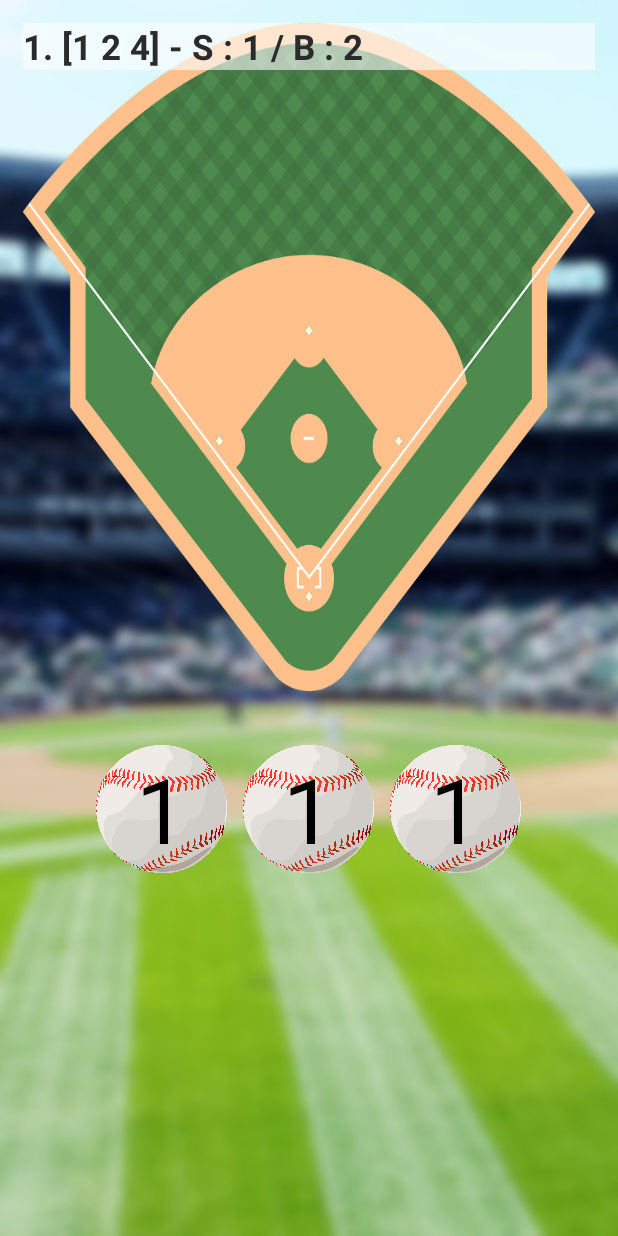
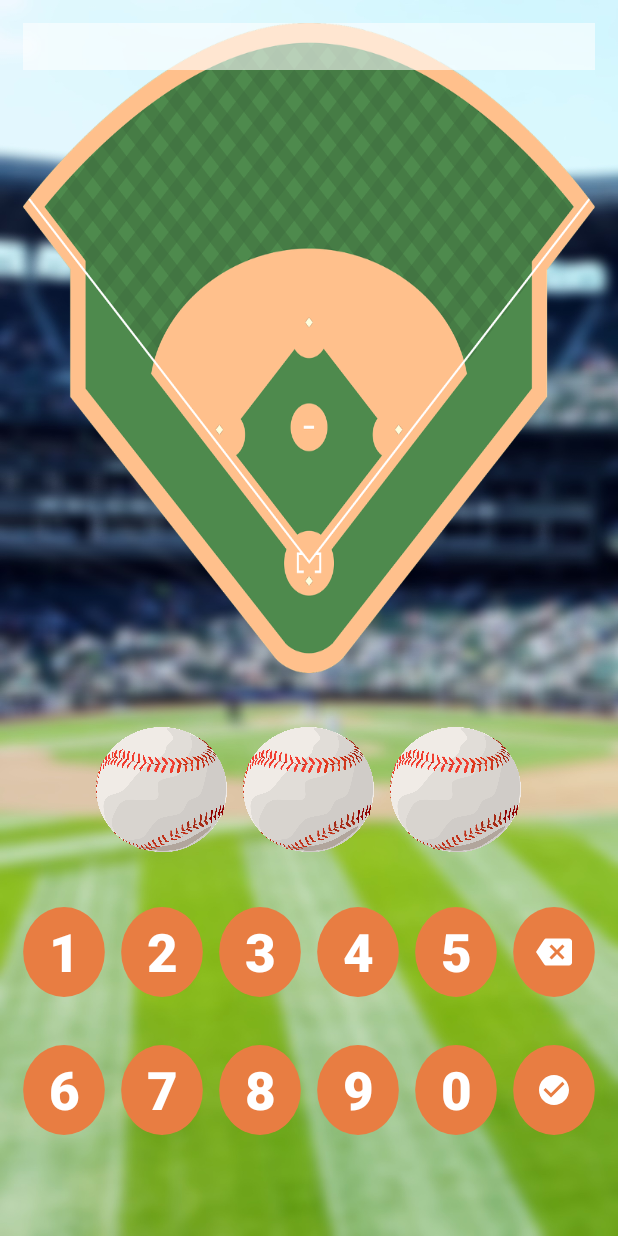
Before and after one commit to eunnyoung/java2_team3, an Android app: the screen it shows after launch (MainActivity), on a phone screen of 412 x 824 dp. Run offline under Robolectric (Android 15) with nearby library versions, the phone set to English and light mode, and no system bars.

Commit message:
ui 숫자판 완료

```diff
--- /dev/null
+++ b/numberbaseball/app/src/main/res/drawable/ic_backspace_black_24dp.xml
@@ -0,0 +1,5 @@
+<vector android:height="24dp" android:tint="#FFFFFF"
+    android:viewportHeight="24" android:viewportWidth="24"
+    android:width="24dp" xmlns:android="http://schemas.android.com/apk/res/android">
+    <path android:fillColor="@android:color/white" android:pathData="M22,3L7,3c-0.69,0 -1.23,0.35 -1.59,0.88L0,12l5.41,8.11c0.36,0.53 0.9,0.89 1.59,0.89h15c1.1,0 2,-0.9 2,-2L24,5c0,-1.1 -0.9,-2 -2,-2zM19,15.59L17.59,17 14,13.41 10.41,17 9,15.59 12.59,12 9,8.41 10.41,7 14,10.59 17.59,7 19,8.41 15.41,12 19,15.59z"/>
+</vector>
--- /dev/null
+++ b/numberbaseball/app/src/main/res/drawable/ic_check_circle_24dp.xml
@@ -0,0 +1,5 @@
+<vector android:height="24dp" android:tint="#FFFFFF"
+    android:viewportHeight="24" android:viewportWidth="24"
+    android:width="24dp" xmlns:android="http://schemas.android.com/apk/res/android">
+    <path android:fillColor="@android:color/white" android:pathData="M12,2C6.48,2 2,6.48 2,12s4.48,10 10,10 10,-4.48 10,-10S17.52,2 12,2zM10,17l-5,-5 1.41,-1.41L10,14.17l7.59,-7.59L19,8l-9,9z"/>
+</vector>
--- /dev/null
+++ b/numberbaseball/app/src/main/res/drawable/num_button_select.xml
@@ -0,0 +1,12 @@
+<?xml version="1.0" encoding="utf-8"?>
+<selector xmlns:android="http://schemas.android.com/apk/res/android">
+    <!-- 눌렸을 때-->
+    <item android:state_pressed="true" android:drawable="@drawable/ic_brightness_1_click_24dp"/>
+    <!-- 기본값 -->
+    <item android:state_window_focused="false" android:state_enabled="true" android:drawable="@drawable/ic_brightness_1_default_24dp"/>
+    <!-- 이미 선택했을 때-->
+    <item android:state_window_focused="false" android:state_enabled="false" android:drawable="@drawable/ic_brightness_1_inactive_24dp"/>
+    <item android:state_window_focused="true" android:state_enabled="true" android:drawable="@drawable/ic_brightness_1_default_24dp"/>
+
+
+</selector>
--- a/numberbaseball/app/src/main/res/layout/activity_main.xml
+++ b/numberbaseball/app/src/main/res/layout/activity_main.xml
@@ -15,16 +15,18 @@
         android:layout_height="0dp"
         android:layout_weight="60"
         android:layout_margin="15dp"
-        android:background="@drawable/baseball">
+        android:background="@drawable/baseball"
+        android:id="@+id/scroll_view">
 
+        <!--선택한 숫자에 대한 결과값-->
         <TextView
             android:layout_width="match_parent"
             android:layout_height="wrap_content"
-            android:text="1. [1 2 4] - S : 1 / B : 2"
             android:textColor="#2B2B2B"
             android:textSize="23sp"
             android:textStyle="bold"
-            android:background="#99FFFFFF"/>
+            android:background="#99FFFFFF"
+            android:id="@+id/result_text_view"/>
     </ScrollView>
 
     <!-- 숫자 선택시 어느 숫자를 택했는지 보여주는 부분-->
@@ -42,33 +44,33 @@
             android:layout_height="match_parent"
             android:layout_weight="25"
             android:background="@drawable/ball"
-            android:text="1"
             android:textSize="60sp"
             android:gravity="center"
             android:textColor="#000000"
-            android:layout_margin="5dp"/>
+            android:layout_margin="5dp"
+            android:id="@+id/input_text_view_0"/>
 
         <TextView
             android:layout_width="0dp"
             android:layout_height="match_parent"
             android:layout_weight="25"
             android:background="@drawable/ball"
-            android:text="1"
             android:textSize="60sp"
             android:gravity="center"
             android:textColor="#000000"
-            android:layout_margin="5dp"/>
+            android:layout_margin="5dp"
+            android:id="@+id/input_text_view_1"/>
 
         <TextView
             android:layout_width="0dp"
             android:layout_height="match_parent"
             android:layout_weight="25"
             android:background="@drawable/ball"
-            android:text="1"
             android:textSize="60sp"
             android:gravity="center"
             android:textColor="#000000"
-            android:layout_margin="5dp"/>
+            android:layout_margin="5dp"
+            android:id="@+id/input_text_view_2"/>
 
     </LinearLayout>
 
@@ -79,6 +81,143 @@
         android:orientation="horizontal"
         android:weightSum="120"
         android:layout_margin="10dp">
+
+        <Button
+            android:layout_width="0dp"
+            android:layout_height="match_parent"
+            android:layout_weight="20"
+            android:text="1"
+            android:background="@drawable/num_button_select"
+            android:textColor="#ffffff"
+            android:textStyle="bold"
+            android:textSize="35sp"
+            android:id="@+id/num_button_1"/>
+        <Button
+            android:layout_width="0dp"
+            android:layout_height="match_parent"
+            android:layout_weight="20"
+            android:text="2"
+            android:background="@drawable/num_button_select"
+            android:textColor="#ffffff"
+            android:textStyle="bold"
+            android:textSize="35sp"
+            android:id="@+id/num_button_2"/>
+        <Button
+            android:layout_width="0dp"
+            android:layout_height="match_parent"
+            android:layout_weight="20"
+            android:text="3"
+            android:background="@drawable/num_button_select"
+            android:textColor="#ffffff"
+            android:textStyle="bold"
+            android:textSize="35sp"
+            android:id="@+id/num_button_3"/>
+        <Button
+            android:layout_width="0dp"
+            android:layout_height="match_parent"
+            android:layout_weight="20"
+            android:text="4"
+            android:background="@drawable/num_button_select"
+            android:textColor="#ffffff"
+            android:textStyle="bold"
+            android:textSize="35sp"
+            android:id="@+id/num_button_4"/>
+        <Button
+            android:layout_width="0dp"
+            android:layout_height="match_parent"
+            android:layout_weight="20"
+            android:text="5"
+            android:background="@drawable/num_button_select"
+            android:textColor="#ffffff"
+            android:textStyle="bold"
+            android:textSize="35sp"
+            android:id="@+id/num_button_5"/>
+
+        <!--선택한 숫자 취소하는 버튼-->
+        <ImageButton
+            android:layout_width="0dp"
+            android:layout_height="match_parent"
+            android:layout_weight="20"
+            android:background="@drawable/num_button_select"
+            android:textColor="#ffffff"
+            android:textStyle="bold"
+            android:textSize="35sp"
+            android:id="@+id/back_space_button"
+            android:src="@drawable/ic_backspace_black_24dp"/>
     </LinearLayout>
 
+    <LinearLayout
+        android:layout_width="match_parent"
+        android:layout_height="0dp"
+        android:layout_weight="10"
+        android:orientation="horizontal"
+        android:weightSum="120"
+        android:layout_margin="10dp">
+
+        <Button
+            android:layout_width="0dp"
+            android:layout_height="match_parent"
+            android:layout_weight="20"
+            android:text="6"
+            android:background="@drawable/num_button_select"
+            android:textColor="#ffffff"
+            android:textStyle="bold"
+            android:textSize="35sp"
+            android:id="@+id/num_button_6"/>
+        <Button
+            android:layout_width="0dp"
+            android:layout_height="match_parent"
+            android:layout_weight="20"
+            android:text="7"
+            android:background="@drawable/num_button_select"
+            android:textColor="#ffffff"
+            android:textStyle="bold"
+            android:textSize="35sp"
+            android:id="@+id/num_button_7"/>
+        <Button
+            android:layout_width="0dp"
+            android:layout_height="match_parent"
+            android:layout_weight="20"
+            android:text="8"
+            android:background="@drawable/num_button_select"
+            android:textColor="#ffffff"
+            android:textStyle="bold"
+            android:textSize="35sp"
+            android:id="@+id/num_button_8"/>
+        <Button
+            android:layout_width="0dp"
+            android:layout_height="match_parent"
+            android:layout_weight="20"
+            android:text="9"
+            android:background="@drawable/num_button_select"
+            android:textColor="#ffffff"
+            android:textStyle="bold"
+            android:textSize="35sp"
+            android:id="@+id/num_button_9"/>
+        <Button
+            android:layout_width="0dp"
+            android:layout_height="match_parent"
+            android:layout_weight="20"
+            android:text="0"
+            android:background="@drawable/num_button_select"
+            android:textColor="#ffffff"
+            android:textStyle="bold"
+            android:textSize="35sp"
+            android:id="@+id/num_button_0"/>
+
+        <!--선택한 숫자 취소하는 버튼-->
+        <ImageButton
+            android:layout_width="0dp"
+            android:layout_height="match_parent"
+            android:layout_weight="20"
+            android:background="@drawable/num_button_select"
+            android:textColor="#ffffff"
+            android:textStyle="bold"
+            android:textSize="35sp"
+            android:id="@+id/hit_button"
+            android:src="@drawable/ic_check_circle_24dp"
+            android:scaleType="centerInside"/>
+    </LinearLayout>
+
+
 </LinearLayout>
```
Also changed, not shown: 1 other file.
